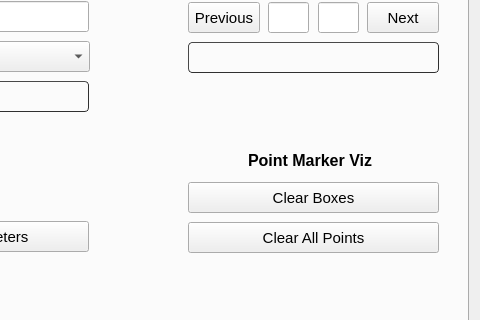
Above: moveit_cartesian_plan_plugin/src/widgets/path_planning_widget.ui from peanut-robotics/fermi before the change; both pictures show x 205 to 685 and y 179 to 499 of the 685 by 843 pixel window. Below: the same form after it.
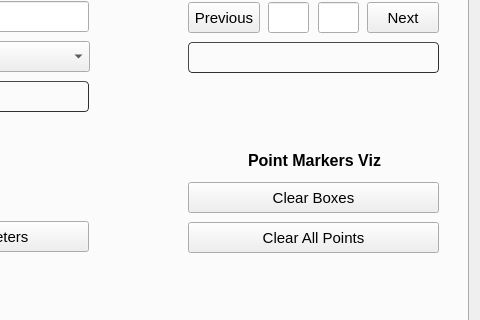
That is the form after the change. The open tabs and pages were chosen to show the change.

The edit to the form file:
```diff
--- a/moveit_cartesian_plan_plugin/src/widgets/path_planning_widget.ui
+++ b/moveit_cartesian_plan_plugin/src/widgets/path_planning_widget.ui
@@ -847,7 +847,7 @@
         <rect>
          <x>440</x>
          <y>290</y>
-         <width>131</width>
+         <width>151</width>
          <height>17</height>
         </rect>
        </property>
@@ -859,7 +859,7 @@
         </font>
        </property>
        <property name="text">
-        <string>Point Marker Viz</string>
+        <string>Point Markers Viz</string>
        </property>
       </widget>
      </widget>
```
Left out of the diff: 2 changed lines with no effect on the pictures.
